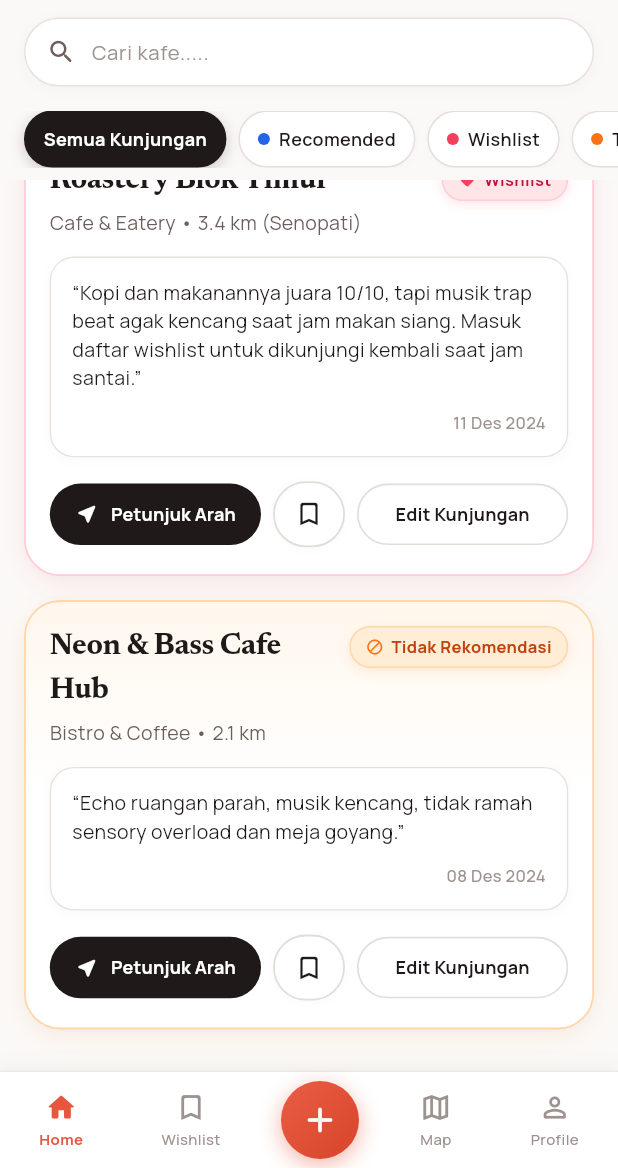
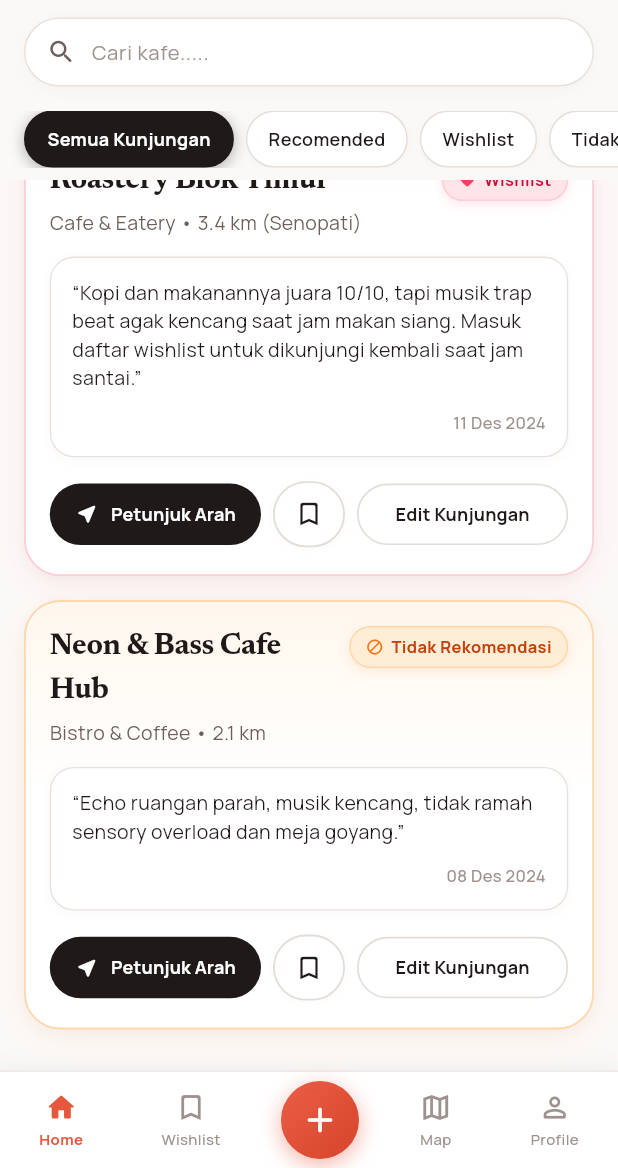
Before and after one commit to Rakuriz07/placeproof, a Flutter app: the screen it shows after launch, scrolled down 732 dp, on a phone screen of 412 x 824 dp, the part 68-1236 px from its top. Run offline on Flutter 3.47's test engine with Material 3 defaults, Android fonts, the light colour scheme and no system bars; our stand-ins replace flutter_layout_grid, google_fonts; network calls fail.

Commit message:
style: remove pill bullet dots and set active border color to match pill category

```diff
--- a/lib/widgets/quick_filter_pills.dart
+++ b/lib/widgets/quick_filter_pills.dart
@@ -4,13 +4,13 @@
 class FilterPillItem {
   final String id;
   final String label;
-  final Color? dotColor;
+  final Color? activeBorderColor;
   final IconData? icon;
 
   const FilterPillItem({
     required this.id,
     required this.label,
-    this.dotColor,
+    this.activeBorderColor,
     this.icon,
   });
 }
@@ -26,36 +26,43 @@
   });
 
   static const List<FilterPillItem> defaultFilters = [
-    FilterPillItem(id: 'all', label: 'Semua Kunjungan'),
+    FilterPillItem(
+      id: 'all',
+      label: 'Semua Kunjungan',
+      activeBorderColor: AppColors.darkButton,
+    ),
     FilterPillItem(
       id: 'rekomendasi',
       label: 'Recomended',
-      dotColor: AppColors.blueDot,
+      activeBorderColor: AppColors.blueDot,
     ),
     FilterPillItem(
       id: 'wishlist_selesai',
       label: 'Wishlist',
-      dotColor: AppColors.pinkDot,
+      activeBorderColor: AppColors.pinkDot,
     ),
     FilterPillItem(
       id: 'tidak',
       label: 'Tidak Rekomendasi',
-      dotColor: AppColors.orangeDot,
+      activeBorderColor: AppColors.orangeDot,
     ),
     FilterPillItem(
       id: 'visited',
       label: 'Kunjungan Saya',
       icon: Icons.history_edu_rounded,
+      activeBorderColor: AppColors.primaryAccent,
     ),
     FilterPillItem(
       id: 'wishlist',
       label: 'Tersimpan',
       icon: Icons.bookmark_border_rounded,
+      activeBorderColor: AppColors.pinkDot,
     ),
     FilterPillItem(
       id: 'sound',
       label: '< 50 dB Tenang',
       icon: Icons.volume_down_rounded,
+      activeBorderColor: AppColors.greenDot,
     ),
   ];
 
@@ -71,6 +78,7 @@
         itemBuilder: (context, index) {
           final filter = defaultFilters[index];
           final isSelected = filter.id == selectedFilterId;
+          final activeBorder = filter.activeBorderColor ?? AppColors.darkButton;
 
           return InkWell(
             onTap: () => onFilterSelected(filter.id),
@@ -78,20 +86,20 @@
             child: AnimatedContainer(
               duration: const Duration(milliseconds: 180),
               curve: Curves.easeInOut,
-              padding: const EdgeInsets.symmetric(horizontal: 12, vertical: 8),
+              padding: const EdgeInsets.symmetric(horizontal: 14, vertical: 8),
               decoration: BoxDecoration(
                 color: isSelected ? AppColors.darkButton : Colors.white,
                 borderRadius: BorderRadius.circular(19),
                 border: Border.all(
-                  color: isSelected ? AppColors.darkButton : const Color(0xFFE5DFDC),
-                  width: 1,
+                  color: isSelected ? activeBorder : const Color(0xFFE5DFDC),
+                  width: isSelected ? 1.5 : 1,
                 ),
                 boxShadow: isSelected
                     ? [
                         BoxShadow(
-                          color: AppColors.darkButton.withValues(alpha: 0.22),
+                          color: activeBorder.withValues(alpha: 0.35),
                           blurRadius: 8,
-                          offset: const Offset(0, 2.5),
+                          offset: const Offset(0, 2),
                         ),
                       ]
                     : [
@@ -105,25 +113,7 @@
               child: Row(
                 mainAxisSize: MainAxisSize.min,
                 children: [
-                  if (filter.dotColor != null) ...[
-                    Container(
-                      width: 8,
-                      height: 8,
-                      decoration: BoxDecoration(
-                        color: filter.dotColor,
-                        shape: BoxShape.circle,
-                        boxShadow: isSelected
-                            ? [
-                                BoxShadow(
-                                  color: filter.dotColor!.withValues(alpha: 0.6),
-                                  blurRadius: 4,
-                                ),
-                              ]
-                            : null,
-                      ),
-                    ),
-                    const SizedBox(width: 6),
-                  ] else if (filter.icon != null) ...[
+                  if (filter.icon != null) ...[
                     Icon(
                       filter.icon,
                       size: 14,
```
